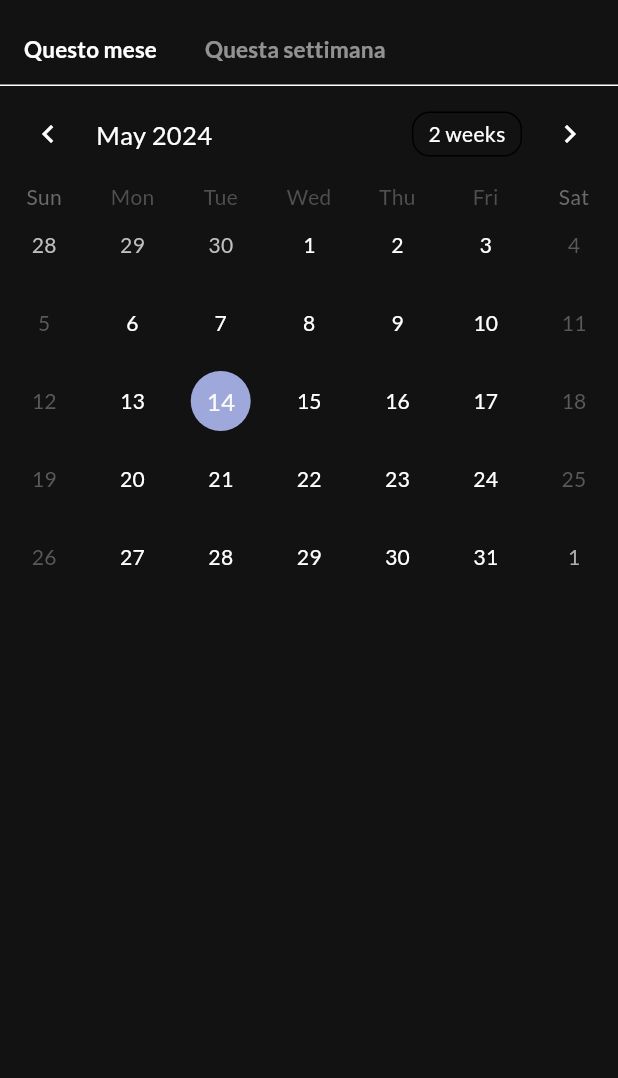
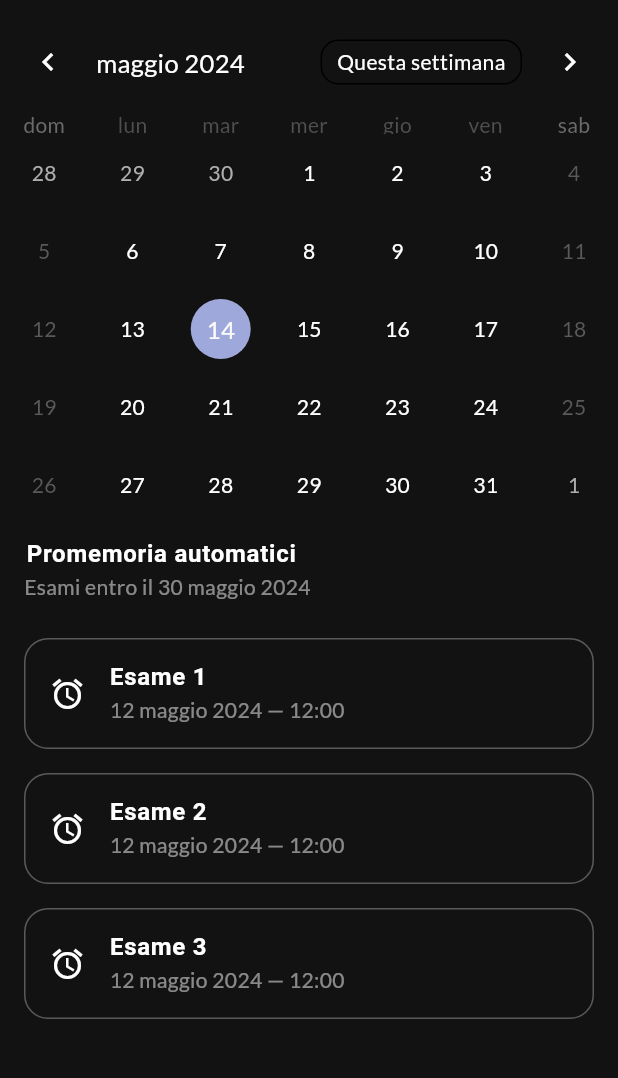
Before and after one commit to luca-software-developer/Path2Degree, a Flutter app: the Dashboard screen opened directly, on a phone screen of 412 x 824 dp, the part 70-1148 px from its top. Run offline on Flutter 3.47's test engine with Material 3 defaults, Android fonts, the phone set to English and light mode, and no system bars; drawn by our look-alikes of table_calendar; our stand-ins replace google_fonts.

Commit message:
New widgets added to the Dashboard

```diff
--- a/lib/main.dart
+++ b/lib/main.dart
@@ -1,9 +1,10 @@
 import 'package:flutter/material.dart';
 import 'package:google_fonts/google_fonts.dart';
 import 'package:path2degree/screens/welcome.dart';
+import 'package:intl/date_symbol_data_local.dart';
 
 void main() {
-  runApp(const Path2Degree());
+  initializeDateFormatting().then((_) => runApp(const Path2Degree()));
 }
 
 class Path2Degree extends StatelessWidget {
--- a/lib/screens/dashboard.dart
+++ b/lib/screens/dashboard.dart
@@ -11,16 +11,7 @@ class Dashboard extends StatefulWidget {
 
 class _DashboardState extends State<Dashboard>
     with SingleTickerProviderStateMixin {
-  late TabController _tabController;
   CalendarFormat _calendarFormat = CalendarFormat.month;
-  DateTime _focusedDay = DateTime.now();
-  DateTime? _selectedDay;
-
-  @override
-  void initState() {
-    super.initState();
-    _tabController = TabController(length: 2, vsync: this);
-  }
 
   @override
   Widget build(BuildContext context) {
@@ -80,54 +71,17 @@ class _DashboardState extends State<Dashboard>
       ),
       body: SingleChildScrollView(
         child: Column(
+          crossAxisAlignment: CrossAxisAlignment.start,
           children: <Widget>[
-            SizedBox(
-              height: 400,
-              child: DefaultTabController(
-                length: 2,
-                child: Scaffold(
-                  appBar: PreferredSize(
-                    preferredSize: const Size.fromHeight(100),
-                    child: TabBar(
-                      isScrollable: true,
-                      labelColor: Colors.white,
-                      tabAlignment: TabAlignment.start,
-                      unselectedLabelColor: Colors.white54,
-                      indicator: const BoxDecoration(color: Colors.transparent),
-                      splashFactory: NoSplash.splashFactory,
-                      controller: _tabController,
-                      labelPadding: const EdgeInsets.symmetric(horizontal: 16),
-                      tabs: const [
-                        Tab(
-                          text: 'Questo mese',
-                        ),
-                        Tab(
-                          text: 'Questa settimana',
-                        ),
-                      ],
-                    ),
-                  ),
-                  body: TabBarView(
-                    controller: _tabController,
-                    children: [
             TableCalendar(
-                        firstDay: DateTime.now()
-                            .subtract(Duration(days: DateTime.now().day - 1)),
-                        lastDay: DateTime.now()
-                            .add(Duration(days: DateTime.now().day - 1))
-                            .add(const Duration(days: 30)),
-                        focusedDay: _focusedDay,
+              locale: 'it_IT',
+              firstDay: DateTime.utc(1970, 01, 01),
+              lastDay: DateTime.utc(2038, 31, 12),
+              focusedDay: DateTime.now(),
               calendarFormat: _calendarFormat,
-                        selectedDayPredicate: (day) {
-                          return isSameDay(_selectedDay, day);
-                        },
-                        onDaySelected: (selectedDay, focusedDay) {
-                          if (!isSameDay(_selectedDay, selectedDay)) {
-                            setState(() {
-                              _selectedDay = selectedDay;
-                              _focusedDay = focusedDay;
-                            });
-                          }
+              availableCalendarFormats: const {
+                CalendarFormat.month: 'Questo mese',
+                CalendarFormat.week: 'Questa settimana'
               },
               onFormatChanged: (format) {
                 if (_calendarFormat != format) {
@@ -136,16 +90,65 @@ class _DashboardState extends State<Dashboard>
                   });
                 }
               },
-                        onPageChanged: (focusedDay) {
-                          _focusedDay = focusedDay;
-                        },
             ),
-                      const Icon(Icons.directions_transit),
+            Padding(
+              padding: const EdgeInsets.all(8.0),
+              child: Column(
+                children: <Widget>[
+                  Text('Promemoria automatici',
+                      style: Theme.of(context)
+                          .textTheme
+                          .bodyLarge
+                          ?.copyWith(fontWeight: FontWeight.bold)),
+                  Padding(
+                    padding: const EdgeInsets.only(left: 8.0),
+                    child: Opacity(
+                      opacity: .5,
+                      child: Text('Esami entro il 30 maggio 2024',
+                          style: Theme.of(context).textTheme.bodyMedium),
+                    ),
+                  )
                 ],
               ),
             ),
+            ListView.builder(
+              shrinkWrap: true,
+              physics: const NeverScrollableScrollPhysics(),
+              itemCount: 3,
+              itemBuilder: (context, index) {
+                return Padding(
+                  padding: const EdgeInsets.fromLTRB(16, 16, 16, 0),
+                  child: Container(
+                    decoration: BoxDecoration(
+                      borderRadius: BorderRadius.circular(16.0),
+                      border: Border.all(
+                        color: Colors.white.withOpacity(0.3),
+                        width: 1,
+                        style: BorderStyle.solid,
                       ),
                     ),
+                    child: ListTile(
+                      leading: const Icon(Icons.alarm, color: Colors.white),
+                      title: Text('Esame ${index + 1}',
+                          style: Theme.of(context)
+                              .textTheme
+                              .bodyLarge
+                              ?.copyWith(
+                                  fontWeight: FontWeight.bold,
+                                  color: Colors.white)),
+                      subtitle: Opacity(
+                        opacity: .5,
+                        child: Text('12 maggio 2024 — 12:00',
+                            style: Theme.of(context)
+                                .textTheme
+                                .bodyMedium
+                                ?.copyWith(color: Colors.white)),
+                      ),
+                    ),
+                  ),
+                );
+              },
+            )
           ],
         ),
       ),
--- a/lib/screens/setup.dart
+++ b/lib/screens/setup.dart
@@ -1,5 +1,6 @@
 import 'package:flutter/material.dart';
 import 'package:path2degree/main.dart';
+import 'package:path2degree/screens/dashboard.dart';
 
 class Setup extends StatefulWidget {
   const Setup({super.key});
@@ -188,7 +189,7 @@ class _SetupState extends State<Setup> {
                             child: ElevatedButton(
                               onPressed: () {
                                 Navigator.of(context).push(MaterialPageRoute(
-                                    builder: (context) => const Setup()));
+                                    builder: (context) => const Dashboard()));
                               },
                               style: ElevatedButton.styleFrom(
                                 backgroundColor:
--- a/pubspec.yaml
+++ b/pubspec.yaml
@@ -37,6 +37,7 @@ dependencies:
   cupertino_icons: ^1.0.6
   google_fonts: ^6.2.1
   table_calendar: ^3.1.1
+  intl: ^0.19.0
 
 dev_dependencies:
   flutter_test:
```
Also changed, not shown: pubspec.lock. Lines whose indentation alone changed are shown as unchanged.
